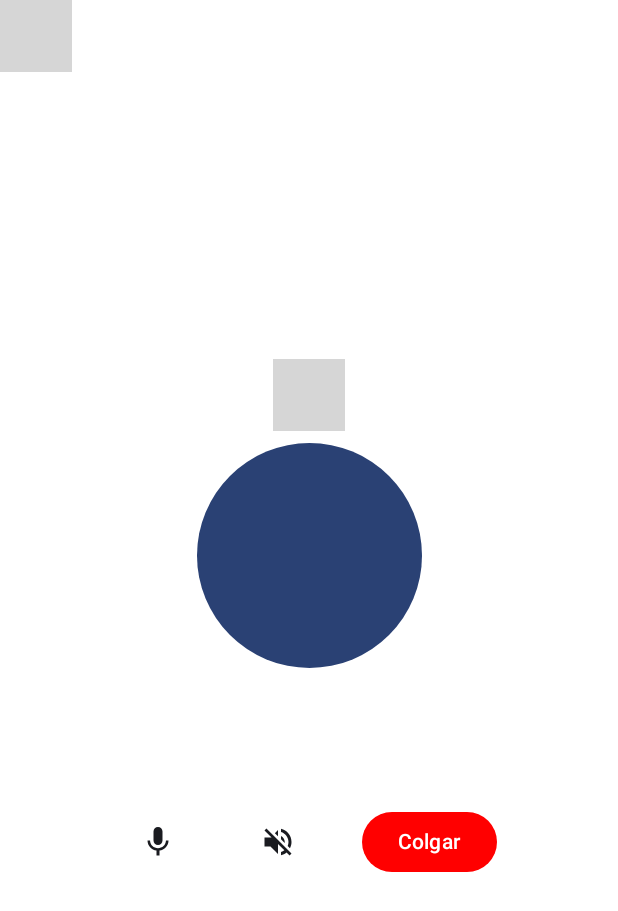
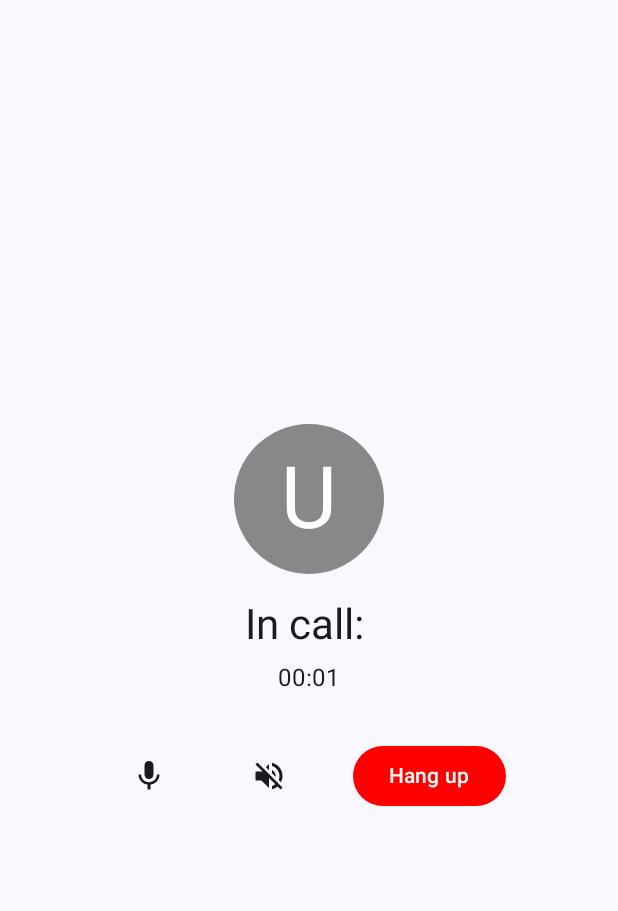
Before and after one commit to AntonioMelgarMendez/FrontEndVaseguro, an Android app built with Jetpack Compose: the composable AgoraCallScreen called with empty values, on a phone screen of 412 x 824 dp. Shown: the top 911 px of the screen. Run offline under Robolectric (Android 15) with nearby library versions, the phone set to English and light mode, and no system bars; 4 statements that could not run were skipped; grey boxes are pictures that could not be loaded.

```diff
--- a/app/src/main/java/com/VaSeguro/ui/components/Container/GeneralScaffold/GeneralScaffold.kt
+++ b/app/src/main/java/com/VaSeguro/ui/components/Container/GeneralScaffold/GeneralScaffold.kt
@@ -68,7 +68,7 @@ fun GeneralScaffold(navControllerx: NavController) {
             ChildrenScreenNavigation
         )
         4 -> listOf(
-            MapScreenNavigation,
+            RouteScreenNavigation(routeId = 0),
             HistoryScreenNavigation,
             BusDriverScreenNavigation,
             ChildrenDriverScreenNavigation
@@ -161,7 +161,7 @@ fun GeneralScaffold(navControllerx: NavController) {
                     Box(Modifier.fillMaxSize()) {
                         MainNavigation(
                             navController = navController,
-                            isAdmin = isAdmin
+                            userRole = user?.role_id ?: 0,
                         )
                     }
                 }
@@ -181,7 +181,7 @@ fun GeneralScaffold(navControllerx: NavController) {
                         .fillMaxSize()
                         .padding(innerPadding)
                 ) {
-                    MainNavigation(navController = navController, isAdmin = isAdmin)
+                    MainNavigation(navController = navController, userRole = user?.role_id ?: 0)
                 }
             }
         )
--- a/app/src/main/java/com/VaSeguro/ui/screens/Driver/Chat/Calls/AgoraCallScreen.kt
+++ b/app/src/main/java/com/VaSeguro/ui/screens/Driver/Chat/Calls/AgoraCallScreen.kt
@@ -1,9 +1,6 @@
 package com.VaSeguro.ui.screens.Driver.Chat.Calls
-
-import android.content.Context
-import android.media.MediaPlayer
-import android.os.Vibrator
-import android.os.VibrationEffect
+import android.annotation.SuppressLint
+import androidx.compose.foundation.Image
 import androidx.compose.foundation.background
 import androidx.compose.foundation.layout.*
 import androidx.compose.foundation.shape.CircleShape
@@ -19,15 +16,15 @@ import androidx.compose.ui.Modifier
 import androidx.compose.ui.draw.clip
 import androidx.compose.ui.graphics.Color
 import androidx.compose.ui.platform.LocalContext
+import androidx.compose.ui.res.painterResource
 import androidx.compose.ui.unit.dp
-import coil3.compose.AsyncImage
 import kotlinx.coroutines.delay
 import com.VaSeguro.BuildConfig
+import com.VaSeguro.ui.screens.Driver.Chat.Calls.AgoraManager
 
+@SuppressLint("DefaultLocale")
 @Composable
 fun AgoraCallScreen(
-    personName: String,
-    personPhotoUrl: String?,
     channelName: String,
     token: String? = null,
     onCallEnd: () -> Unit
@@ -39,35 +36,12 @@ fun AgoraCallScreen(
     var isMuted by remember { mutableStateOf(false) }
     var isSpeakerOn by remember { mutableStateOf(false) }
     var callDuration by remember { mutableStateOf(0) }
-    var isRinging by remember { mutableStateOf(true) }
-
-    // Observe callStatus from AgoraManager
-    val callStatus by remember { derivedStateOf { agoraManager.callStatus } }
-
-    // Play ringtone while calling
-    val mediaPlayer = remember {
-        MediaPlayer.create(context, android.provider.Settings.System.DEFAULT_RINGTONE_URI)
-    }
-
-    LaunchedEffect(callStatus) {
-        if (callStatus == "Calling...") {
-            isRinging = true
-            mediaPlayer.isLooping = true
-            mediaPlayer.start()
-        } else {
-            isRinging = false
-            if (mediaPlayer.isPlaying) mediaPlayer.stop()
-            mediaPlayer.release()
-        }
-    }
 
     // Call duration timer
-    LaunchedEffect(callStatus) {
-        if (callStatus == "In call") {
-            while (true) {
-                delay(1000)
-                callDuration++
-            }
+    LaunchedEffect(Unit) {
+        while (true) {
+            delay(1000)
+            callDuration++
         }
     }
 
@@ -76,18 +50,13 @@ fun AgoraCallScreen(
         onDispose {
             agoraManager.leaveChannel()
             agoraManager.destroy()
-            // Vibrate on hang up
-            val vibrator = context.getSystemService(Context.VIBRATOR_SERVICE) as Vibrator
-            vibrator.vibrate(VibrationEffect.createOneShot(200, VibrationEffect.DEFAULT_AMPLITUDE))
-            if (mediaPlayer.isPlaying) mediaPlayer.stop()
-            mediaPlayer.release()
             onCallEnd()
         }
     }
 
     Surface(
         modifier = Modifier.fillMaxSize(),
-        color = Color.White
+        color = MaterialTheme.colorScheme.background
     ) {
         Column(
             modifier = Modifier
@@ -96,57 +65,37 @@ fun AgoraCallScreen(
             verticalArrangement = Arrangement.Center,
             horizontalAlignment = Alignment.CenterHorizontally
         ) {
-            Text(
-                text = callStatus,
-                style = MaterialTheme.typography.bodyMedium,
-                color = Color.Gray
-            )
-            Spacer(modifier = Modifier.height(8.dp))
+            // User avatar (placeholder)
             Box(
                 modifier = Modifier
-                    .size(150.dp)
+                    .size(100.dp)
                     .clip(CircleShape)
-                    .background(
-                        if (personPhotoUrl.isNullOrBlank()) MaterialTheme.colorScheme.primary else Color.Gray
-                    ),
+                    .background(Color.Gray),
                 contentAlignment = Alignment.Center
             ) {
-                if (!personPhotoUrl.isNullOrBlank()) {
-                    AsyncImage(
-                        model = personPhotoUrl,
-                        contentDescription = "User photo",
-                        modifier = Modifier.fillMaxSize()
-                    )
-                } else {
-                    val initial = personName.trim().firstOrNull()?.uppercaseChar()?.toString() ?: ""
-                    Text(
-                        text = initial,
-                        color = Color.White,
-                        style = MaterialTheme.typography.displayLarge
-                    )
-                }
+                Text("U", style = MaterialTheme.typography.displayLarge, color = Color.White)
             }
             Spacer(modifier = Modifier.height(16.dp))
+            Text(text = "In call: $channelName", style = MaterialTheme.typography.headlineMedium)
+            Spacer(modifier = Modifier.height(8.dp))
             Text(
-                text = personName,
-                style = MaterialTheme.typography.headlineMedium
+                text = String.format(
+                    "%02d:%02d",
+                    callDuration / 60,
+                    callDuration % 60
+                ),
+                style = MaterialTheme.typography.bodyLarge
             )
-            Spacer(modifier = Modifier.height(8.dp))
-            if (callStatus == "In call") {
-                Text(
-                    text = String.format("%02d:%02d", callDuration / 60, callDuration % 60),
-                    style = MaterialTheme.typography.bodyLarge
-                )
-            }
             Spacer(modifier = Modifier.height(32.dp))
             Row(
                 horizontalArrangement = Arrangement.spacedBy(32.dp),
                 verticalAlignment = Alignment.CenterVertically
             ) {
+                // Mute/unmute button
                 IconButton(
                     onClick = {
                         isMuted = !isMuted
-                        agoraManager.setMuted(isMuted)
+                        agoraManager.setMuted(isMuted) // Implement in AgoraManager
                     }
                 ) {
                     Icon(
@@ -154,10 +103,11 @@ fun AgoraCallScreen(
                         contentDescription = if (isMuted) "Unmute" else "Mute"
                     )
                 }
+                // Speaker on/off button
                 IconButton(
                     onClick = {
                         isSpeakerOn = !isSpeakerOn
-                        agoraManager.setSpeakerOn(isSpeakerOn)
+                        agoraManager.setSpeakerOn(isSpeakerOn) // Implement in AgoraManager
                     }
                 ) {
                     Icon(
@@ -165,11 +115,12 @@ fun AgoraCallScreen(
                         contentDescription = if (isSpeakerOn) "Speaker Off" else "Speaker On"
                     )
                 }
+                // End call button
                 Button(
                     onClick = { onCallEnd() },
                     colors = ButtonDefaults.buttonColors(containerColor = Color.Red)
                 ) {
-                    Text("Colgar", color = Color.White)
+                    Text("Hang up", color = Color.White)
                 }
             }
         }
```
Also changed, not shown: app/src/main/java/com/VaSeguro/ui/navigations/MainNavigation.kt (+7 -4 lines), app/src/main/java/com/VaSeguro/ui/screens/Driver/Chat/Calls/AgoraManager.kt (+5 -10 lines).
